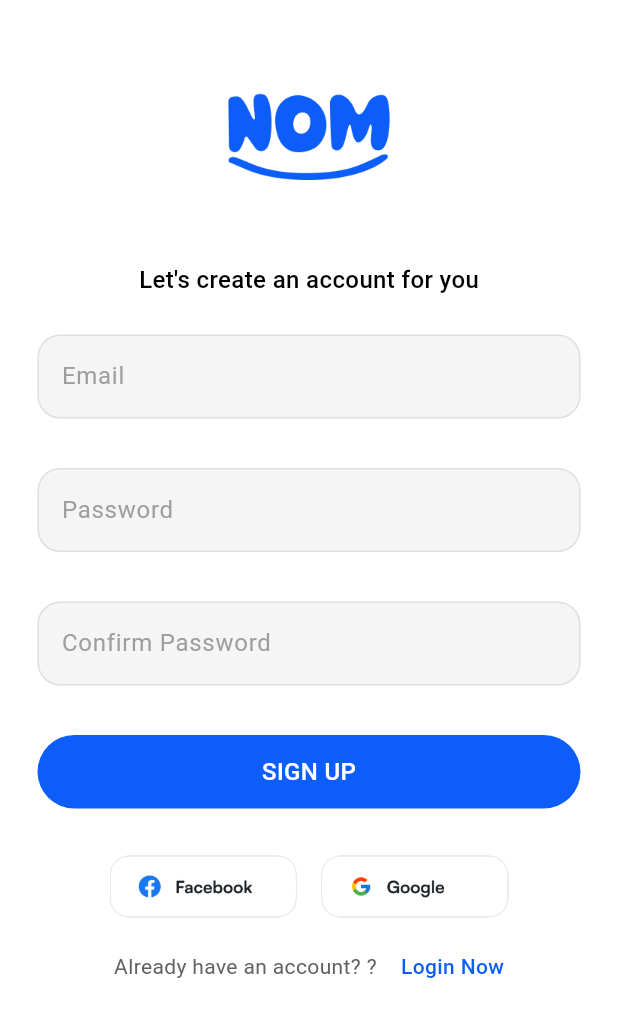
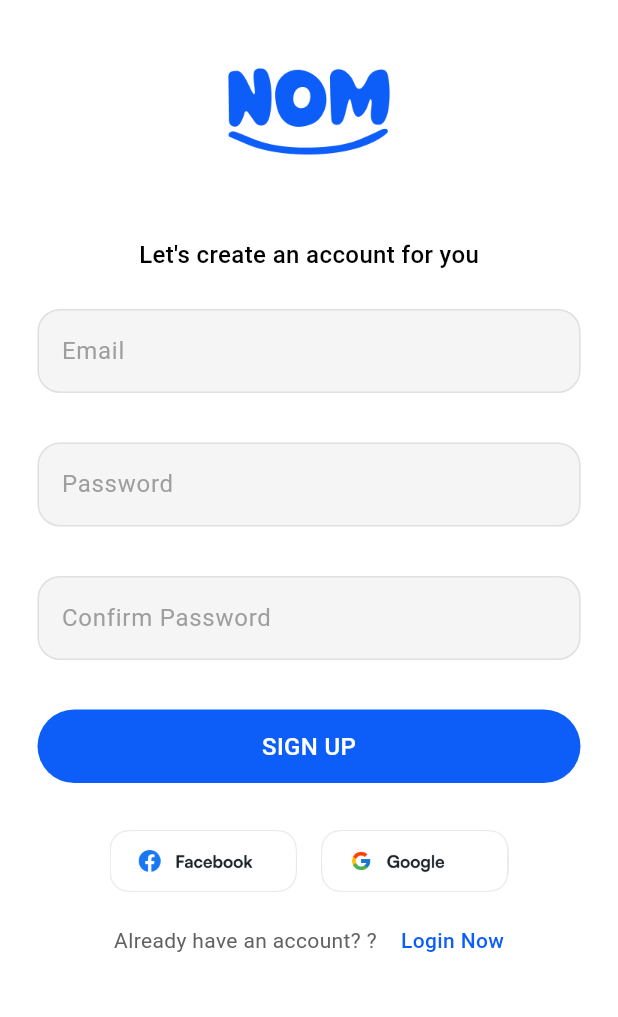
Before and after one commit to Darrylwin/food_delivery, a Flutter app: the screen it shows after launch, after a tap on "Register Now", on a phone screen of 412 x 824 dp. Shown: the top 1017 px of the screen. Run offline on Flutter 3.47's test engine with Material 3 defaults, Android fonts, the phone set to English and light mode, and no system bars; our stand-ins replace cached_network_image, curved_navigation_bar, supabase_flutter; missing offline and left inert: flutter_paypal_payment; accounts and stored records are empty; network calls fail.

Commit message:
refactor elements of view

```diff
--- a/lib/models/restaurant.dart
+++ b/lib/models/restaurant.dart
@@ -15,7 +15,7 @@ class Restaurant extends ChangeNotifier {
     try {
       supabase
           .from('foods')
-          .stream(primaryKey: ['uuid'])
+          .stream(primaryKey: ['id'])
           .order('name', ascending: true)
           .listen((List<Map<String, dynamic>> data) {
             _menu = data
--- a/lib/pages/login_page.dart
+++ b/lib/pages/login_page.dart
@@ -69,7 +69,7 @@ class _LoginPageState extends State<LoginPage> {
           child: Column(
             mainAxisAlignment: MainAxisAlignment.center,
             children: [
-              const SizedBox(height: 30),
+              const SizedBox(height: 13),
 
               //logo
               Center(
--- a/lib/pages/navigation/home_page.dart
+++ b/lib/pages/navigation/home_page.dart
@@ -60,7 +60,7 @@ class _HomePageState extends State<HomePage>
       drawer: const MyDrawer(),
       body: _pages[_bottomNavBarIndex],
       bottomNavigationBar: CurvedNavigationBar(
-        height: 44,
+        height: 60,
         key: _bottomNavigationKey,
         buttonBackgroundColor: Theme.of(context).colorScheme.surface,
         backgroundColor: Colors.transparent,
--- a/lib/pages/register_page.dart
+++ b/lib/pages/register_page.dart
@@ -110,7 +110,7 @@ class _RegisterPageState extends State<RegisterPage> {
           child: Column(
             mainAxisAlignment: MainAxisAlignment.center,
             children: [
-              const SizedBox(height: 30),
+              const SizedBox(height: 13),
               //logo
 
               Center(
```
Also changed, not shown: lib/components/my_food_tile.dart (line endings or trailing spaces).
